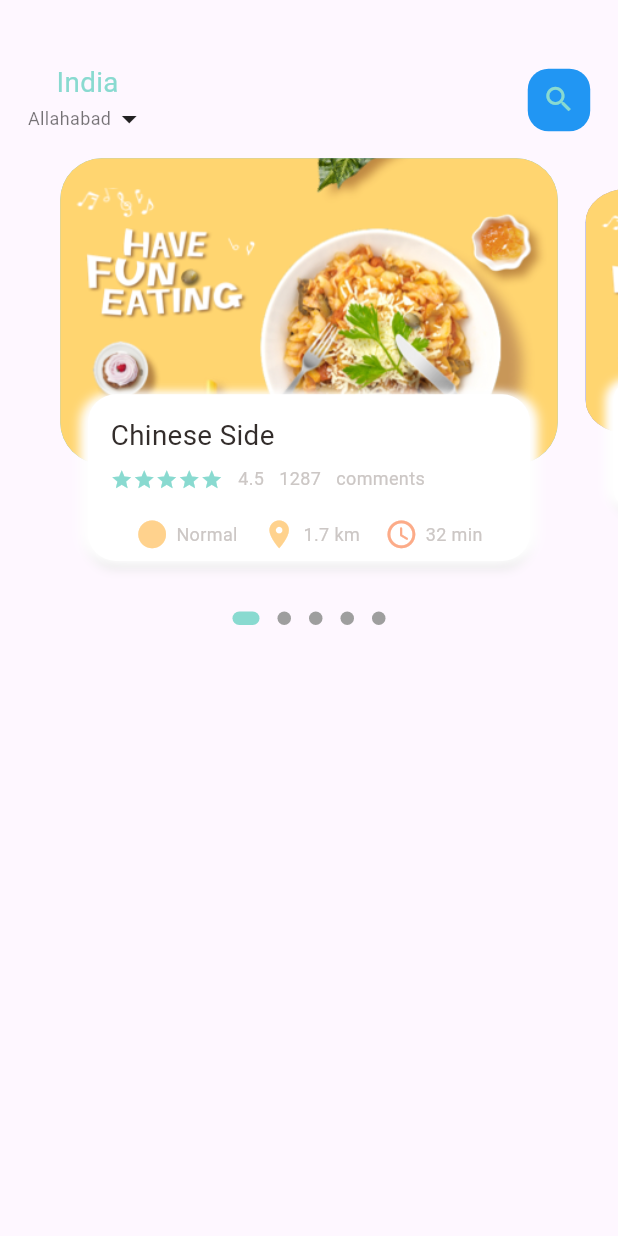
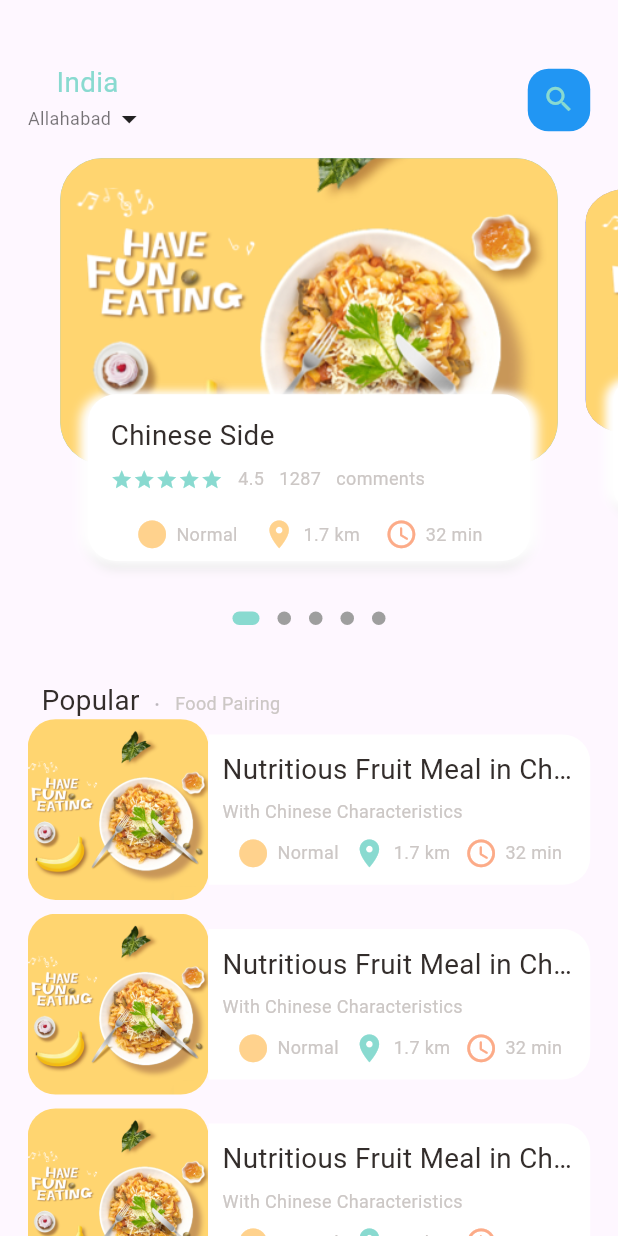
Before and after one commit to mihirsingh3838/foodie, a Flutter app: the screen it shows after launch, on a phone screen of 412 x 824 dp. Run offline on Flutter 3.47's test engine with Material 2 defaults, Android fonts, the phone set to English and light mode, and no system bars; drawn by our look-alikes of dots_indicator; our stand-ins replace get.

Commit message:
General Home screen Completed

```diff
--- a/lib/main.dart
+++ b/lib/main.dart
@@ -1,5 +1,5 @@
 import 'package:flutter/material.dart';
-import 'package:foodie/home/main_food_page.dart';
+import 'package:foodie/pages/home/main_food_page.dart';
 import 'package:get/get.dart';
 
 void main() {
--- a/lib/home/food_page_body.dart
+++ b/lib/pages/home/food_page_body.dart
@@ -195,7 +195,121 @@ class _FoodPageBodyState extends State<FoodPageBody> {
             activeShape: RoundedRectangleBorder(
                 borderRadius: BorderRadius.circular(5.0)),
           ),
-        )
+        ),
+        SizedBox(
+          height: Dimensions.height30,
+        ),
+        Container(
+          margin: EdgeInsets.only(left: Dimensions.width30),
+          child: Row(
+            crossAxisAlignment: CrossAxisAlignment.end,
+            children: [
+              const BigText(text: 'Popular'),
+              SizedBox(
+                width: Dimensions.width10,
+              ),
+              Container(
+                margin: const EdgeInsets.only(bottom: 3),
+                child: const BigText(
+                  text: '.',
+                  color: Colors.black26,
+                ),
+              ),
+              SizedBox(
+                width: Dimensions.width10,
+              ),
+              Container(
+                margin: const EdgeInsets.only(bottom: 3),
+                child: const SmallText(
+                  text: 'Food Pairing',
+                ),
+              ),
+            ],
+          ),
+        ),
+        //List of images and details
+
+        //in case of any error in future try replacing sizedbox with container
+        ListView.builder(
+          physics: const NeverScrollableScrollPhysics(),
+          shrinkWrap: true,
+          itemCount: 10,
+          itemBuilder: (context, index) {
+            return Container(
+              margin: EdgeInsets.only(
+                  left: Dimensions.width20,
+                  right: Dimensions.width20,
+                  bottom: Dimensions.height10),
+              child: Row(
+                children: [
+                  Container(
+                    width: Dimensions.listViewImgSize,
+                    height: Dimensions.listViewImgSize,
+                    decoration: BoxDecoration(
+                      borderRadius: BorderRadius.circular(Dimensions.radius20),
+                      color: Colors.white38,
+                      image: const DecorationImage(
+                        fit: BoxFit.cover,
+                        image: AssetImage('assets/image/food0.png'),
+                      ),
+                    ),
+                  ),
+                  Expanded(
+                    child: Container(
+                      height: Dimensions.listViewTextContSize,
+                      decoration: BoxDecoration(
+                        borderRadius: BorderRadius.only(
+                          topRight: Radius.circular(Dimensions.radius20),
+                          bottomRight: Radius.circular(Dimensions.radius20),
+                        ),
+                        color: Colors.white,
+                      ),
+                      child: Padding(
+                        padding: EdgeInsets.only(
+                          left: Dimensions.width10,
+                          right: Dimensions.width10,
+                        ),
+                        child: Column(
+                            crossAxisAlignment: CrossAxisAlignment.start,
+                            mainAxisAlignment: MainAxisAlignment.center,
+                            children: [
+                              const BigText(
+                                  text: 'Nutritious Fruit Meal in China'),
+                              SizedBox(
+                                height: Dimensions.height10,
+                              ),
+                              const SmallText(
+                                  text: 'With Chinese Characteristics'),
+                              SizedBox(
+                                height: Dimensions.height10,
+                              ),
+                              Row(
+                                mainAxisAlignment:
+                                    MainAxisAlignment.spaceEvenly,
+                                children: [
+                                  IconText(
+                                      icon: Icons.circle_sharp,
+                                      text: 'Normal',
+                                      iconColor: AppColors.iconColor1),
+                                  IconText(
+                                      icon: Icons.location_on,
+                                      text: '1.7 km',
+                                      iconColor: AppColors.mainColor),
+                                  IconText(
+                                      icon: Icons.access_time_rounded,
+                                      text: '32 min',
+                                      iconColor: AppColors.iconColor2),
+                                ],
+                              )
+                            ]),
+                      ),
+                    ),
+                  )
+                ],
+              ),
+            );
+          },
+        ),
       ],
     );
   }
--- a/lib/home/main_food_page.dart
+++ b/lib/pages/home/main_food_page.dart
@@ -1,7 +1,7 @@
 //Creating home page for the app
 
 import 'package:flutter/material.dart';
-import 'package:foodie/home/food_page_body.dart';
+import 'package:foodie/pages/home/food_page_body.dart';
 import 'package:foodie/utils/colors.dart';
 import 'package:foodie/utils/dimensions.dart';
 import 'package:foodie/widgets/big_text.dart';
@@ -63,7 +63,9 @@ class _MainFoodPageState extends State<MainFoodPage> {
               ),
             ),
           ),
-          const FoodPageBody(),
+          const Expanded(child: SingleChildScrollView(
+            child: FoodPageBody(),
+          ),),
         ],
       ),
     );
--- a/lib/utils/dimensions.dart
+++ b/lib/utils/dimensions.dart
@@ -31,4 +31,8 @@ class Dimensions {
 
   //icon size
   static double iconSize24 = screenHeight / 37.09;
+
+  //list view size
+  static double listViewImgSize = screenWidth / 3.42;
+  static double listViewTextContSize = screenWidth / 4.11;
 }
```
Also changed, not shown: lib/pages/food/popular_food_details.dart (added).
